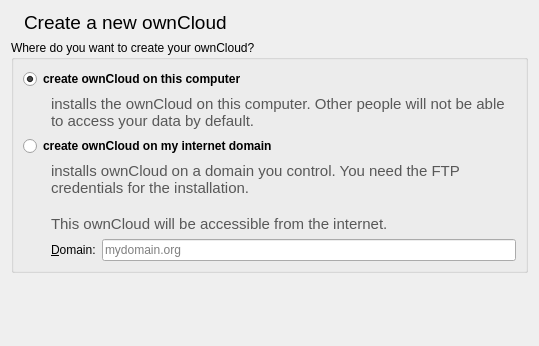
Before: the Qt Designer form src/mirall/createanowncloudpage.ui in nextcloud/desktop, drawn with Qt 5.
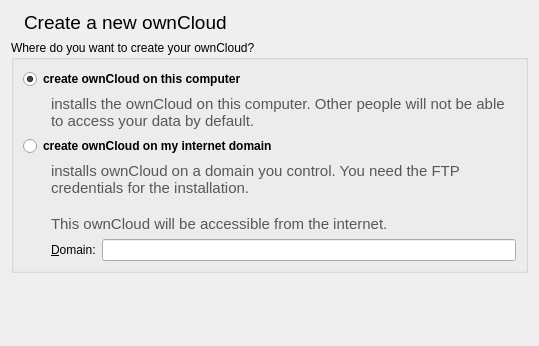
After: the same form once the commit is applied. Icons and pictures are not drawn.

```diff
--- a/src/mirall/createanowncloudpage.ui
+++ b/src/mirall/createanowncloudpage.ui
@@ -186,9 +186,6 @@
         <property name="text">
          <string/>
         </property>
-        <property name="placeholderText">
-         <string>mydomain.org</string>
-        </property>
        </widget>
       </item>
      </layout>
```
